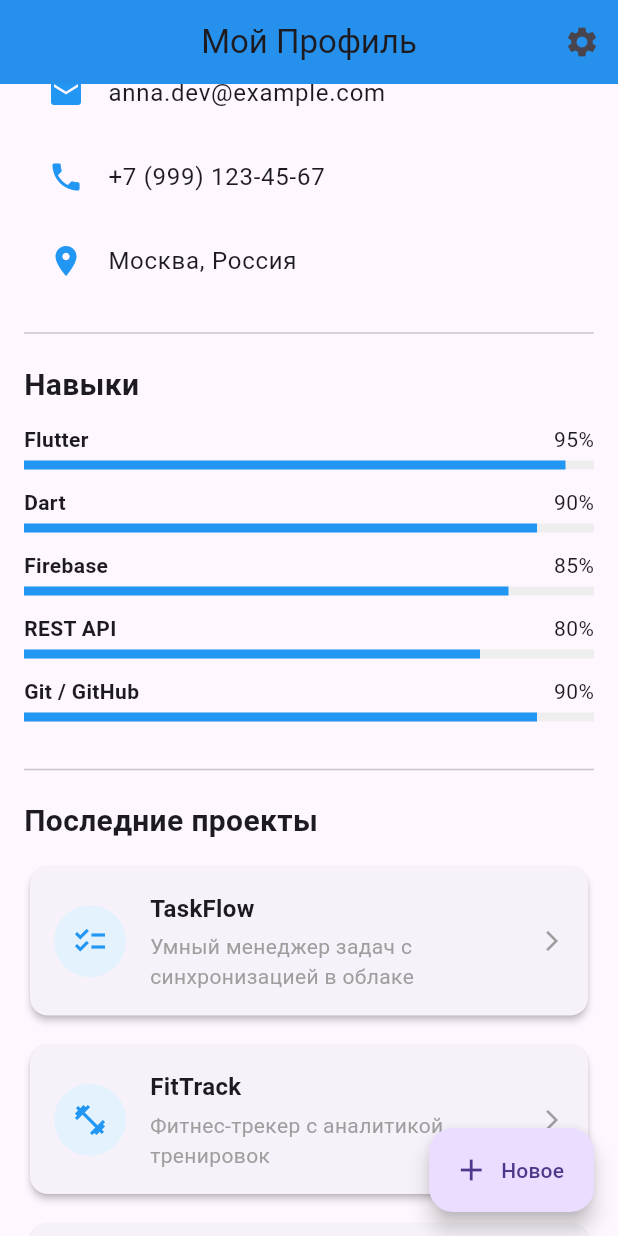
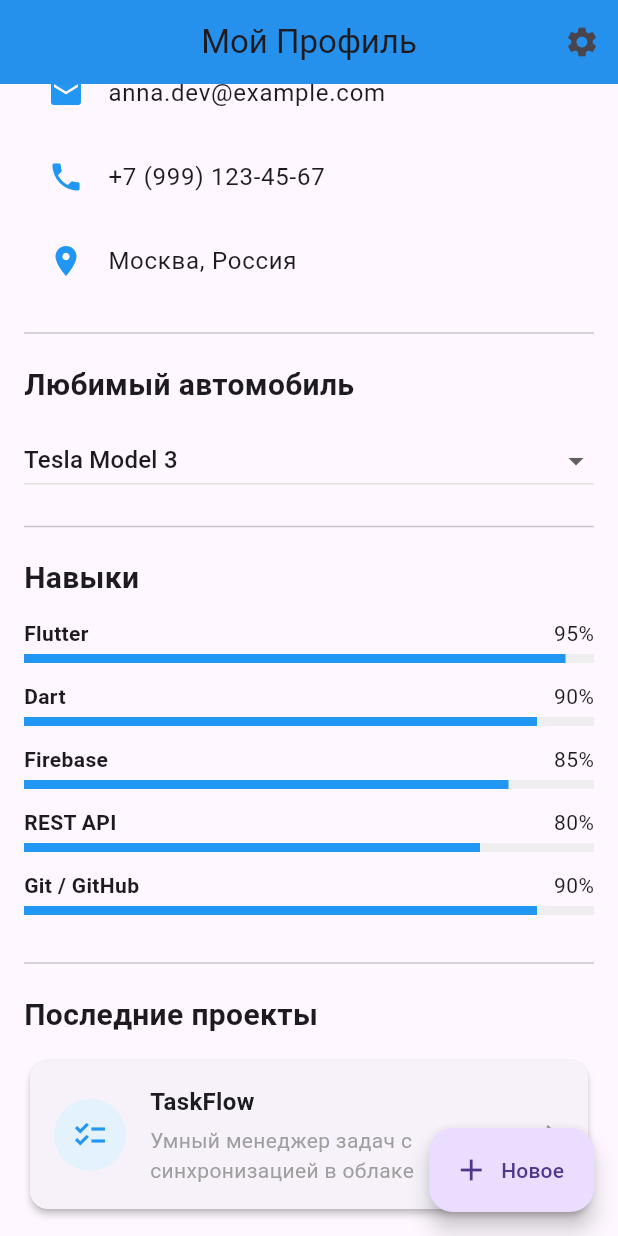
Before and after one commit to ferzevoyforfun/mobile_dev_train_flutter, a Flutter app: the screen it shows after launch, scrolled down 576 dp, on a phone screen of 412 x 824 dp. Run offline on Flutter 3.47's test engine with Material 3 defaults, Android fonts, the phone set to English and light mode, and no system bars; network calls fail.

Commit message:
добавление списка с машинами

```diff
--- a/lab1/lib/main.dart
+++ b/lab1/lib/main.dart
@@ -21,8 +21,23 @@ class MyApp extends StatelessWidget {
   }
 }
 
-class AdvancedProfilePage extends StatelessWidget {
+// Страница теперь StatefulWidget, чтобы управлять состоянием выбора автомобиля
+class AdvancedProfilePage extends StatefulWidget {
   const AdvancedProfilePage({super.key});
+
+  @override
+  State<AdvancedProfilePage> createState() => _AdvancedProfilePageState();
+}
+
+class _AdvancedProfilePageState extends State<AdvancedProfilePage> {
+  // Состояние для выбранного автомобиля
+  String? _selectedCar;
+
+  @override
+  void initState() {
+    super.initState();
+    _selectedCar = 'Tesla Model 3'; // значение по умолчанию
+  }
 
   @override
   Widget build(BuildContext context) {
@@ -110,6 +125,15 @@ class AdvancedProfilePage extends StatelessWidget {
             _buildContactItem(Icons.email, 'anna.dev@example.com'),
             _buildContactItem(Icons.phone, '+7 (999) 123-45-67'),
             _buildContactItem(Icons.location_on, 'Москва, Россия'),
+            const Divider(height: 40),
+
+            // === Любимый автомобиль ===
+            const Text(
+              'Любимый автомобиль',
+              style: TextStyle(fontSize: 20, fontWeight: FontWeight.bold),
+            ),
+            const SizedBox(height: 12),
+            _buildCarSelector(),
             const Divider(height: 40),
 
             // === Навыки ===
@@ -204,7 +228,7 @@ class AdvancedProfilePage extends StatelessWidget {
     );
   }
 
-  // Вспомогательные методы (без использования context, кроме где нужно)
+  // === ВСПОМОГАТЕЛЬНЫЕ МЕТОДЫ ===
 
   Widget _buildTag(String text) {
     return Chip(
@@ -259,8 +283,6 @@ class AdvancedProfilePage extends StatelessWidget {
       ],
     );
   }
-
-  // Методы, использующие context → принимают его как параметр
 
   Widget _buildProjectCard(
     BuildContext context,
@@ -326,4 +348,49 @@ class AdvancedProfilePage extends StatelessWidget {
       ),
     );
   }
+
+  // === ВЫПАДАЮЩИЙ СПИСОК АВТОМОБИЛЕЙ ===
+  Widget _buildCarSelector() {
+    final List<String> cars = [
+      'Toyota Camry',
+      'Honda Civic',
+      'BMW X5',
+      'Mercedes-Benz C-Class',
+      'Tesla Model 3',
+      'Audi A4',
+      'Ford Mustang',
+      'Volkswagen Golf',
+      'Hyundai Tucson',
+      'Kia Sportage',
+      'Nissan Qashqai',
+      'Skoda Octavia',
+      'Lada Granta',
+      'UAZ Patriot',
+      'Renault Duster',
+      'Chevrolet Niva',
+    ];
+
+    return DropdownButton<String>(
+      value: _selectedCar,
+      items: cars.map((car) {
+        return DropdownMenuItem<String>(
+          value: car,
+          child: Text(car),
+        );
+      }).toList(),
+      onChanged: (String? newValue) {
+        if (newValue != null) {
+          setState(() {
+            _selectedCar = newValue;
+          });
+          ScaffoldMessenger.of(context).showSnackBar(
+            SnackBar(content: Text('Выбран автомобиль: $newValue')),
+          );
+        }
+      },
+      isExpanded: true,
+      underline: Container(height: 1, color: Colors.grey.shade300),
+      hint: const Text('Выберите автомобиль...'),
+    );
+  }
 }
```
